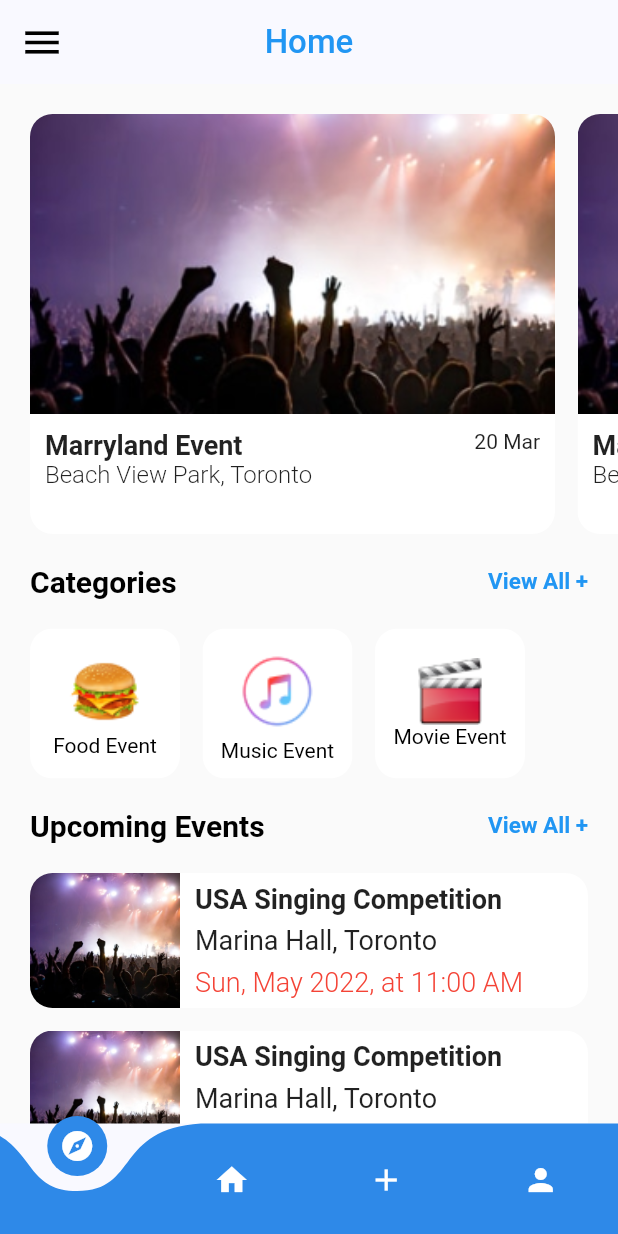
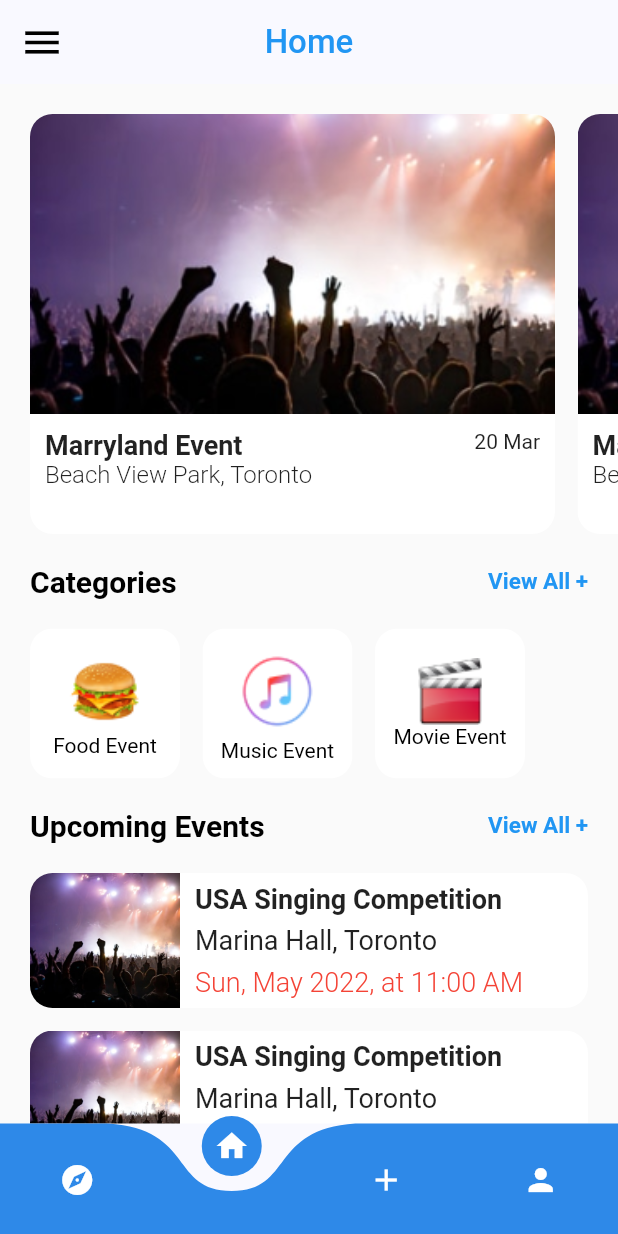
Before and after one commit to rewinaz/mosaic-event-app, a Flutter app: the screen it shows once a user with an empty profile is signed in, on a phone screen of 412 x 824 dp. Run offline on Flutter 3.47's test engine with Material 2 defaults, Android fonts, the phone set to English and light mode, and no system bars; drawn by our look-alikes of curved_navigation_bar; our stand-ins replace cloud_firestore, email_validator, firebase_auth, firebase_core, firebase_storage, google_fonts and 3 more; accounts and stored records are empty.

Commit message:
some fix

```diff
--- a/lib/components/custom_bottom_navigation_bar.dart
+++ b/lib/components/custom_bottom_navigation_bar.dart
@@ -2,15 +2,18 @@ import 'package:curved_navigation_bar/curved_navigation_bar.dart';
 import 'package:flutter/material.dart';
 
 class CustomBottomAppBar extends StatelessWidget {
-  const CustomBottomAppBar({super.key});
+  CustomBottomAppBar({super.key});
 
   @override
   Widget build(BuildContext context) {
+    GlobalKey<CurvedNavigationBarState> _bottomNavigationKey = GlobalKey();
     Color defaultColor = Colors.white;
     return CurvedNavigationBar(
+        key: _bottomNavigationKey,
         backgroundColor: const Color.fromRGBO(249, 249, 255, 1),
         color: const Color.fromRGBO(46, 137, 232, 1),
-        onTap: (value) => {print(value)},
+        index: 1,
+        onTap: (value) {},
         items: [
           Icon(Icons.explore, color: defaultColor),
           Icon(Icons.home, color: defaultColor),
```
